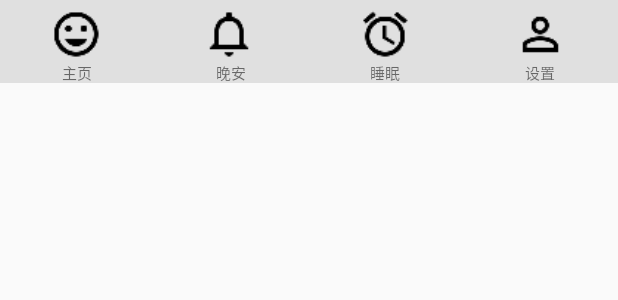
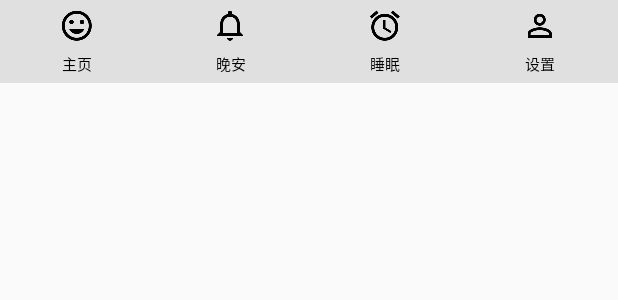
Before and after one commit to Jerry-Yin/GoodNight, an Android app: the layout main_button.xml on its own in the app's theme, with its tools: preview values and no code run, on a phone screen of 412 x 824 dp. Shown: the top 300 px of the screen. Run offline under Robolectric (Android 15) with nearby library versions, the light colour scheme and no system bars.

Commit message:
优化了底部按钮的实现方式
将ImageButton 替换为一组 RadioButton；

```diff
--- a/app/src/main/java/com/hdu/team/hiwanan/activity/HiMainActivity.java
+++ b/app/src/main/java/com/hdu/team/hiwanan/activity/HiMainActivity.java
@@ -13,6 +13,8 @@ import android.view.MenuItem;
 import android.view.View;
 import android.widget.Button;
 import android.widget.ImageButton;
+import android.widget.LinearLayout;
+import android.widget.RadioButton;
 import android.widget.TextView;
 
 import com.hdu.team.hiwanan.R;
@@ -29,10 +31,10 @@ public class HiMainActivity extends HiActivity implements View.OnClickListener {
     public static HiActivity mIntance = null;
 
     /**Views*/
-    private ImageButton mbtnHomePage;
-    private ImageButton mbtnGoodNight;
-    private ImageButton mbtnSleep;
-    private ImageButton mbtnSetting;
+    private RadioButton mbtnHomePage;
+    private RadioButton mbtnGoodNight;
+    private RadioButton mbtnSleep;
+    private RadioButton mbtnSetting;
 
     private TextView mtextTitle;
 
@@ -64,10 +66,10 @@ public class HiMainActivity extends HiActivity implements View.OnClickListener {
     public void initViews() {
         mFragmentManager = getFragmentManager();
         mtextTitle = (TextView) findViewById(R.id.text_title);
-        mbtnHomePage = (ImageButton) findViewById(R.id.btn_home_page);
-        mbtnGoodNight = (ImageButton) findViewById(R.id.btn_good_night);
-        mbtnSleep = (ImageButton) findViewById(R.id.btn_sleep);
-        mbtnSetting = (ImageButton) findViewById(R.id.btn_setting);
+        mbtnHomePage = (RadioButton) findViewById(R.id.btn_home_page);
+        mbtnGoodNight = (RadioButton) findViewById(R.id.btn_good_night);
+        mbtnSleep = (RadioButton) findViewById(R.id.btn_sleep);
+        mbtnSetting = (RadioButton) findViewById(R.id.btn_setting);
         mbtnHomePage.setOnClickListener(this);
         mbtnGoodNight.setOnClickListener(this);
         mbtnSleep.setOnClickListener(this);
--- a/app/src/main/res/layout/main_button.xml
+++ b/app/src/main/res/layout/main_button.xml
@@ -2,101 +2,71 @@
 <LinearLayout xmlns:android="http://schemas.android.com/apk/res/android"
     android:layout_width="match_parent"
     android:layout_height="55dp"
-    android:orientation="horizontal"
-    android:background="#E0E0E0">
+    android:background="#E0E0E0"
+    android:orientation="horizontal">
 
-    <LinearLayout
-        android:layout_width="0dp"
-        android:layout_weight="1"
-        android:layout_height="wrap_content"
-        android:layout_marginTop="5dp"
-        android:orientation="vertical">
+    <RadioGroup
+        android:id="@+id/buttom_group"
+        android:layout_width="match_parent"
+        android:layout_height="match_parent"
+        android:orientation="horizontal">
 
-        <ImageButton
+        <RadioButton
             android:id="@+id/btn_home_page"
-            android:layout_width="35dp"
-            android:layout_height="35dp"
-            android:layout_gravity="center"
-            android:background="@drawable/ic_mood_black_24dp"
-            android:paddingBottom="2dp"/>
+            android:layout_width="0dp"
+            android:layout_height="match_parent"
+            android:layout_weight="1"
+            android:button="@null"
+            android:drawableTop="@drawable/ic_mood_black_24dp"
+            android:gravity="center"
+            android:paddingLeft="0dp"
+            android:paddingRight="0dp"
+            android:paddingTop="5dp"
+            android:text="@string/home_page"
+            android:textSize="10sp" />
 
-        <TextView
-            android:id="@+id/text_homepage"
-            android:layout_width="wrap_content"
-            android:layout_height="wrap_content"
-            android:layout_gravity="center"
-            android:textSize="10sp"
-            android:text="@string/home_page"/>
-    </LinearLayout>
+        <RadioButton
+            android:id="@+id/btn_good_night"
+            android:layout_width="0dp"
+            android:layout_height="match_parent"
+            android:layout_weight="1"
+            android:button="@null"
+            android:drawableTop="@drawable/ic_notifications_none_black_24dp"
+            android:gravity="center"
+            android:paddingLeft="0dp"
+            android:paddingRight="0dp"
+            android:paddingTop="5dp"
+            android:text="@string/good_night"
+            android:textSize="10sp" />
 
-    <LinearLayout
-        android:layout_width="0dp"
-        android:layout_weight="1"
-        android:layout_height="wrap_content"
-        android:layout_marginTop="5dp"
-        android:orientation="vertical">
+        <RadioButton
+            android:id="@+id/btn_sleep"
+            android:layout_width="0dp"
+            android:layout_height="match_parent"
+            android:layout_weight="1"
+            android:button="@null"
+            android:drawableTop="@drawable/ic_access_alarm_black_24dp"
+            android:gravity="center"
+            android:paddingLeft="0dp"
+            android:paddingRight="0dp"
+            android:paddingTop="5dp"
+            android:text="@string/sleep"
+            android:textSize="10sp" />
 
-        <ImageButton
-            android:id="@+id/btn_good_night"
-            android:layout_width="35dp"
-            android:layout_height="35dp"
-            android:layout_gravity="center"
-            android:background="@drawable/ic_notifications_none_black_24dp"/>
+        <RadioButton
+            android:id="@+id/btn_setting"
+            android:layout_width="0dp"
+            android:layout_height="match_parent"
+            android:layout_weight="1"
+            android:button="@null"
+            android:drawableTop="@drawable/ic_person_outline_black_24dp"
+            android:gravity="center"
+            android:paddingLeft="0dp"
+            android:paddingRight="0dp"
+            android:paddingTop="5dp"
+            android:text="@string/setting"
+            android:textSize="10sp" />
 
-        <TextView
-            android:id="@+id/text_good_night"
-            android:layout_width="wrap_content"
-            android:layout_height="wrap_content"
-            android:layout_gravity="center"
-            android:textSize="10sp"
-            android:text="@string/good_night"/>
-    </LinearLayout>
-
-    <LinearLayout
-        android:layout_width="0dp"
-        android:layout_weight="1"
-        android:layout_height="wrap_content"
-        android:layout_marginTop="5dp"
-
-        android:orientation="vertical">
-
-        <ImageButton
-            android:id="@+id/btn_sleep"
-            android:layout_width="35dp"
-            android:layout_height="35dp"
-            android:layout_gravity="center"
-            android:background="@drawable/ic_access_alarm_black_24dp"/>
-
-        <TextView
-            android:id="@+id/text_sleep"
-            android:layout_width="wrap_content"
-            android:layout_height="wrap_content"
-            android:layout_gravity="center"
-            android:textSize="10sp"
-            android:text="@string/sleep"/>
-    </LinearLayout>
-
-    <LinearLayout
-        android:layout_width="0dp"
-        android:layout_weight="1"
-        android:layout_marginTop="5dp"
-        android:layout_height="wrap_content"
-        android:orientation="vertical">
-
-        <ImageButton
-            android:id="@+id/btn_setting"
-            android:layout_width="35dp"
-            android:layout_height="35dp"
-            android:layout_gravity="center"
-            android:background="@drawable/ic_person_outline_black_24dp"/>
-
-        <TextView
-            android:id="@+id/text_setting"
-            android:layout_width="wrap_content"
-            android:layout_height="wrap_content"
-            android:layout_gravity="center"
-            android:textSize="10sp"
-            android:text="@string/setting"/>
-    </LinearLayout>
+    </RadioGroup>
 
 </LinearLayout>
```
